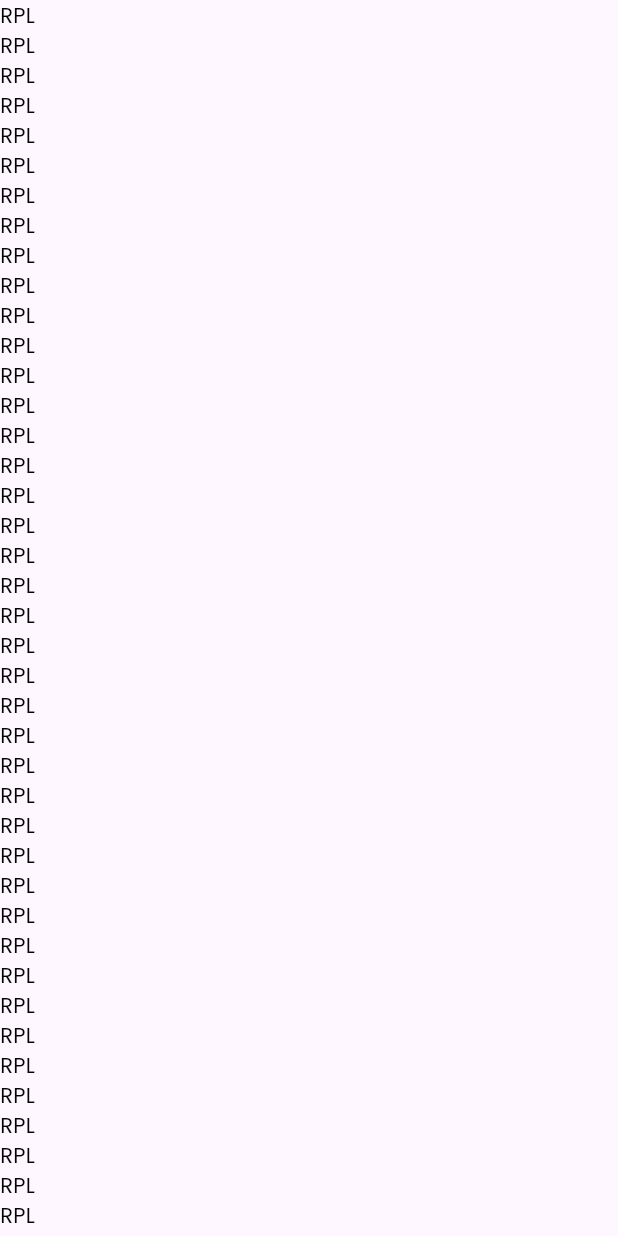
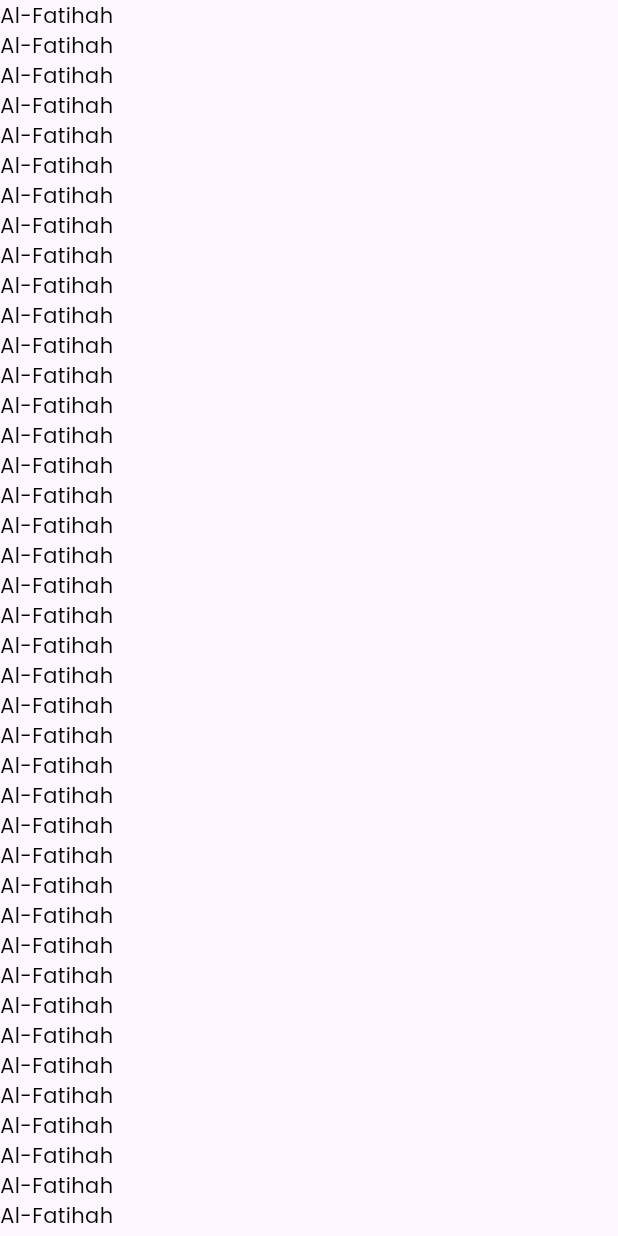
Before and after one commit to ameliacahyanii/quran_app_dart, a Flutter app: the SurahTab widget shown alone on an empty page, opened directly, on a phone screen of 412 x 824 dp. Run offline on Flutter 3.47's test engine with Material 3 defaults, Android fonts, the phone set to English and light mode, and no system bars; our stand-ins replace flutter_svg, google_fonts.

Commit message:
updated commit

```diff
--- a/lib/ui/tabs/surah_tab.dart
+++ b/lib/ui/tabs/surah_tab.dart
@@ -32,7 +32,7 @@ class SurahTab extends StatelessWidget {
 
   Container _surahItem({required Surah surah}) => Container(
     child: Text(
-      'RPL',
+      'Al-Fatihah',
       style: GoogleFonts.poppins(color: Colors.black),
     )
   );
```
Also changed, not shown: assets/svg/nomor_surah.svg (added).
